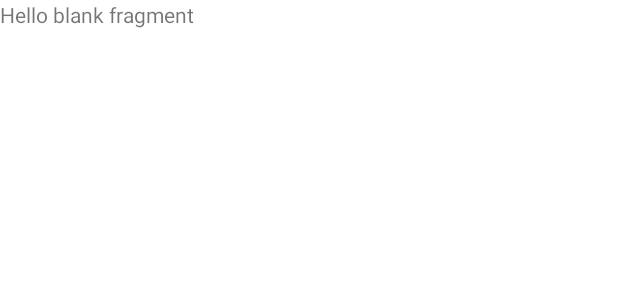
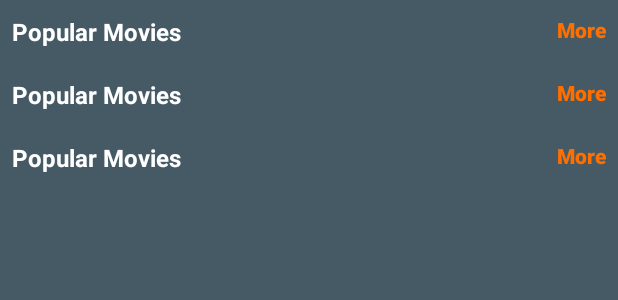
Before and after one commit to liranahum126/TMDB, an Android app: the layout fragment_main.xml on its own in the app's theme, with its tools: preview values and no code run, on a phone screen of 412 x 824 dp. Shown: the top 300 px of the screen. Run offline under Robolectric (Android 15) with nearby library versions, the phone set to English and light mode, and no system bars.

Commit message:
Add items layouts with data binding support

```diff
--- a/app/build.gradle
+++ b/app/build.gradle
@@ -19,6 +19,10 @@ android {
         versionName "1.0"
 
         testInstrumentationRunner "androidx.test.runner.AndroidJUnitRunner"
+    }
+
+    buildFeatures {
+        dataBinding true
     }
 
     buildTypes {
@@ -51,6 +55,7 @@ dependencies {
     implementation 'com.google.android.material:material:1.3.0'
     implementation 'androidx.constraintlayout:constraintlayout:2.0.4'
     implementation 'androidx.legacy:legacy-support-v4:1.0.0'
+    implementation 'androidx.lifecycle:lifecycle-livedata-ktx:2.3.1'
     testImplementation 'junit:junit:4.+'
     androidTestImplementation 'androidx.test.ext:junit:1.1.2'
     androidTestImplementation 'androidx.test.espresso:espresso-core:3.3.0'
--- a/app/src/main/res/layout/fragment_main.xml
+++ b/app/src/main/res/layout/fragment_main.xml
@@ -1,14 +1,34 @@
 <?xml version="1.0" encoding="utf-8"?>
-<FrameLayout xmlns:android="http://schemas.android.com/apk/res/android"
-    xmlns:tools="http://schemas.android.com/tools"
-    android:layout_width="match_parent"
-    android:layout_height="match_parent"
-    tools:context=".ui.fragments.MainFragment">
+<layout xmlns:android="http://schemas.android.com/apk/res/android"
+    xmlns:app="http://schemas.android.com/apk/res-auto"
+    xmlns:tools="http://schemas.android.com/tools">
 
-    <!-- TODO: Update blank fragment layout -->
-    <TextView
+    <data>
+
+        <import type="android.view.View" />
+
+        <variable
+            name="viewmodel"
+            type="com.example.tmdb.ui.fragments.MainFragmentViewModel" />
+    </data>
+
+    <androidx.constraintlayout.widget.ConstraintLayout
         android:layout_width="match_parent"
         android:layout_height="match_parent"
-        android:text="@string/hello_blank_fragment" />
+        android:background="@color/grey_dark"
+        tools:context=".ui.fragments.MainFragment">
 
-</FrameLayout>
+        <androidx.recyclerview.widget.RecyclerView
+            android:id="@+id/categoriesRecyclerView"
+            data="@{viewmodel.moviesCategoriesLiveData}"
+            android:layout_width="0dp"
+            android:layout_height="0dp"
+            app:layout_constraintBottom_toBottomOf="parent"
+            app:layout_constraintEnd_toEndOf="parent"
+            app:layout_constraintStart_toStartOf="parent"
+            app:layout_constraintTop_toTopOf="parent"
+            tools:listitem="@layout/item_category" />
+
+    </androidx.constraintlayout.widget.ConstraintLayout>
+
+</layout>
--- /dev/null
+++ b/app/src/main/res/layout/item_category.xml
@@ -0,0 +1,63 @@
+<?xml version="1.0" encoding="utf-8"?>
+<layout xmlns:android="http://schemas.android.com/apk/res/android"
+    xmlns:app="http://schemas.android.com/apk/res-auto"
+    xmlns:tools="http://schemas.android.com/tools">
+
+    <data>
+
+        <import type="android.view.View" />
+
+        <variable
+            name="category"
+            type="com.example.tmdb.ui.fragments.Category" />
+    </data>
+
+    <androidx.constraintlayout.widget.ConstraintLayout
+        android:layout_width="match_parent"
+        android:layout_height="wrap_content"
+        android:layout_marginHorizontal="8dp"
+        android:layout_marginVertical="10dp"
+        tools:background="@color/grey_dark">
+
+        <androidx.appcompat.widget.AppCompatTextView
+            android:id="@+id/categoryTitleTextView"
+            android:layout_width="wrap_content"
+            android:layout_height="wrap_content"
+            android:text="@{category.MTitle}"
+            android:textColor="@color/white"
+            android:textSize="16sp"
+            android:textStyle="bold"
+            app:layout_constraintStart_toStartOf="parent"
+            app:layout_constraintTop_toTopOf="parent"
+            tools:text="Popular Movies" />
+
+        <androidx.appcompat.widget.AppCompatButton
+            android:id="@+id/categoryMoreButton"
+            android:layout_width="wrap_content"
+            android:layout_height="wrap_content"
+            android:background="@null"
+            android:minWidth="0dp"
+            android:minHeight="0dp"
+            android:text="@string/more"
+            android:textAllCaps="false"
+            android:textColor="@color/orange"
+            android:textSize="14sp"
+            android:textStyle="bold"
+            app:layout_constraintEnd_toEndOf="parent"
+            app:layout_constraintTop_toTopOf="parent" />
+
+        <androidx.recyclerview.widget.RecyclerView
+            android:id="@+id/categoryContentRecyclerView"
+            data="@{category.MItems}"
+            android:layout_width="0dp"
+            android:layout_height="wrap_content"
+            android:orientation="horizontal"
+            app:layoutManager="androidx.recyclerview.widget.LinearLayoutManager"
+            app:layout_constraintEnd_toEndOf="parent"
+            app:layout_constraintStart_toStartOf="parent"
+            app:layout_constraintTop_toBottomOf="@+id/categoryTitleTextView"
+            tools:listitem="@layout/item_movie" />
+
+    </androidx.constraintlayout.widget.ConstraintLayout>
+
+</layout>
--- a/app/src/main/res/values/strings.xml
+++ b/app/src/main/res/values/strings.xml
@@ -2,4 +2,9 @@
     <string name="app_name">TMDB</string>
 <!-- TODO: Remove or change this placeholder text -->
     <string name="hello_blank_fragment">Hello blank fragment</string>
+    <string name="movies_now_playing">Movies Now Playing</string>
+    <string name="popular_movies">Popular Movies</string>
+    <string name="movies_top_rated">Movies Top Rated</string>
+    <string name="movies_upcoming">Movies Upcoming</string>
+    <string name="more">More</string>
 </resources>
```
Also changed, not shown: app/src/main/java/com/example/tmdb/utils/Bindings.kt (added, +30 -0 lines), app/src/main/res/layout/item_movie.xml (added, +55 -0 lines), app/src/main/res/drawable/placeholder.jpeg (added), app/src/main/res/drawable/sample_background.jpeg (added).
